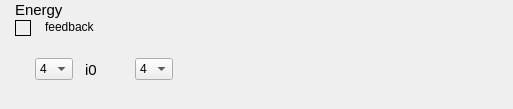
Qt form isstools/ui/ui_general_info.ui (NSLS-II-ISS/isstools) before a commit; both pictures show x 975 to 1488 and y 0 to 109 of the 1488 by 109 pixel window.
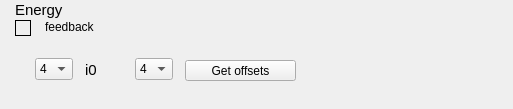
The same form after that commit.

Commit message: Added gains to Status

Diff of the .ui file:
```diff
--- a/isstools/ui/ui_general_info.ui
+++ b/isstools/ui/ui_general_info.ui
@@ -478,6 +478,19 @@
     </property>
    </item>
   </widget>
+  <widget class="QPushButton" name="push_get_offsets">
+   <property name="geometry">
+    <rect>
+     <x>1160</x>
+     <y>60</y>
+     <width>111</width>
+     <height>21</height>
+    </rect>
+   </property>
+   <property name="text">
+    <string>Get offsets</string>
+   </property>
+  </widget>
  </widget>
  <resources/>
  <connections/>
```
The commit also changes 2 other files.
